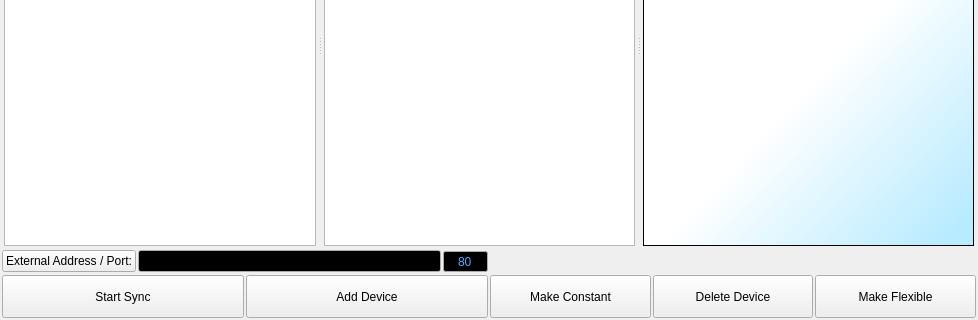
First picture: the form in ui/connection-display.ui, repository berndhs/arado, before the edit; both pictures show x 0 to 978 and y 160 to 480 of the 978 by 480 pixel window.
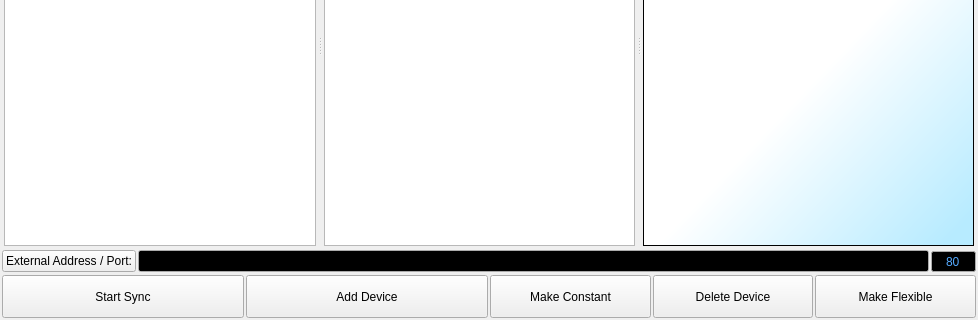
Second picture: the form after the edit. Icons and pictures are not drawn.

Patch:
```diff
--- a/ui/connection-display.ui
+++ b/ui/connection-display.ui
@@ -478,7 +478,7 @@
      </widget>
     </widget>
    </item>
-   <item row="2" column="0">
+   <item row="2" column="0" colspan="2">
     <layout class="QHBoxLayout" name="horizontalLayout_2">
      <item>
       <widget class="QPushButton" name="buttonExternalIp">
@@ -656,9 +656,6 @@
      </item>
     </layout>
    </item>
-   <item row="2" column="1">
-    <layout class="QHBoxLayout" name="horizontalLayout_3"/>
-   </item>
    <item row="4" column="1">
     <layout class="QHBoxLayout" name="horizontalLayout">
      <item>
```
